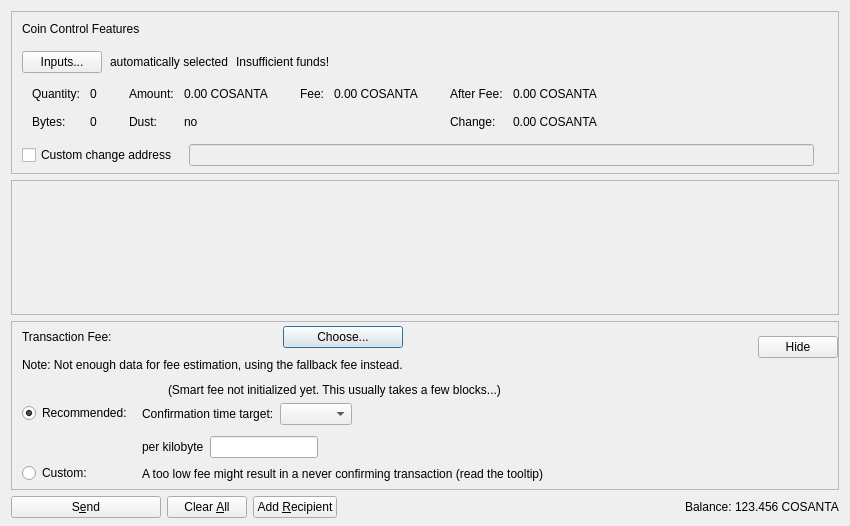
First picture: the form in src/qt/forms/sendcoinsdialog.ui, repository cosanta/cosanta-core, before the edit.
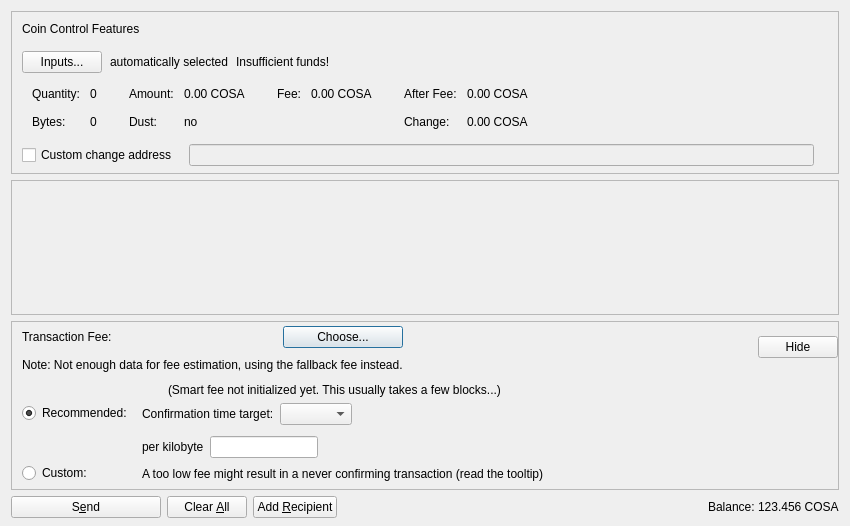
Second picture: the form after the edit. Custom widgets are drawn as their Qt base class.

Commit message: chore: clean up remaining Cosanta rebrand artifacts

What changed in the file:
```diff
--- a/src/qt/forms/sendcoinsdialog.ui
+++ b/src/qt/forms/sendcoinsdialog.ui
@@ -288,7 +288,7 @@
                   <enum>Qt::ActionsContextMenu</enum>
                  </property>
                  <property name="text">
-                  <string notr="true">0.00 COSANTA</string>
+                  <string notr="true">0.00 COSA</string>
                  </property>
                  <property name="textInteractionFlags">
                   <set>Qt::LinksAccessibleByMouse|Qt::TextSelectableByKeyboard|Qt::TextSelectableByMouse</set>
@@ -356,7 +356,7 @@
                   <enum>Qt::ActionsContextMenu</enum>
                  </property>
                  <property name="text">
-                  <string notr="true">0.00 COSANTA</string>
+                  <string notr="true">0.00 COSA</string>
                  </property>
                  <property name="textInteractionFlags">
                   <set>Qt::LinksAccessibleByMouse|Qt::TextSelectableByKeyboard|Qt::TextSelectableByMouse</set>
@@ -401,7 +401,7 @@
                   <enum>Qt::ActionsContextMenu</enum>
                  </property>
                  <property name="text">
-                  <string notr="true">0.00 COSANTA</string>
+                  <string notr="true">0.00 COSA</string>
                  </property>
                  <property name="textInteractionFlags">
                   <set>Qt::LinksAccessibleByMouse|Qt::TextSelectableByKeyboard|Qt::TextSelectableByMouse</set>
@@ -424,7 +424,7 @@
                   <enum>Qt::ActionsContextMenu</enum>
                  </property>
                  <property name="text">
-                  <string notr="true">0.00 COSANTA</string>
+                  <string notr="true">0.00 COSA</string>
                  </property>
                  <property name="textInteractionFlags">
                   <set>Qt::LinksAccessibleByMouse|Qt::TextSelectableByKeyboard|Qt::TextSelectableByMouse</set>
@@ -1134,7 +1134,7 @@
           <cursorShape>IBeamCursor</cursorShape>
          </property>
          <property name="text">
-          <string notr="true">123.456 COSANTA</string>
+          <string notr="true">123.456 COSA</string>
          </property>
          <property name="textInteractionFlags">
           <set>Qt::LinksAccessibleByMouse|Qt::TextSelectableByKeyboard|Qt::TextSelectableByMouse</set>
```
Left out of the diff: 4 changed lines with no effect on the pictures. The commit also changes 206 other files.
